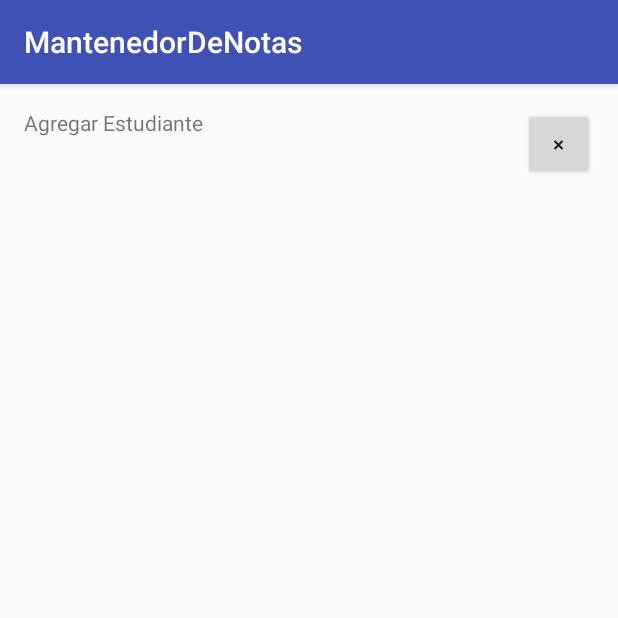
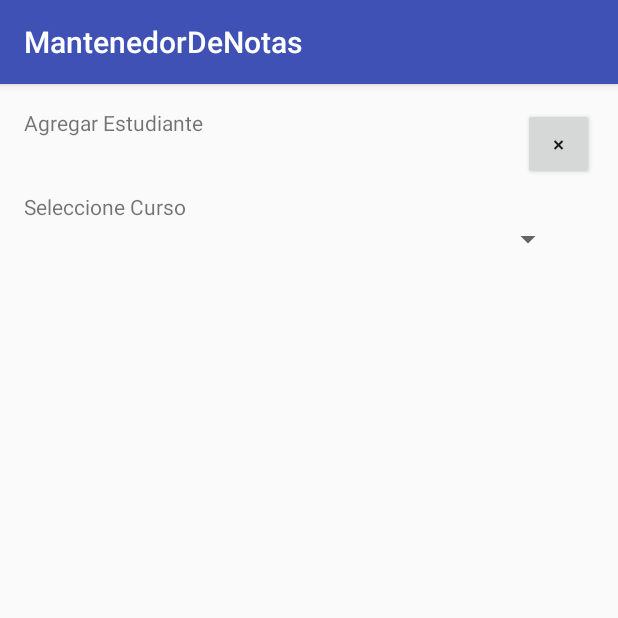
Before and after one commit to claudioDcv/duoc-android-notas, an Android app: the AddStudentActivity screen opened directly, with no data from a screen before it, on a phone screen of 412 x 824 dp, the top half of it. Run offline under Robolectric (Android 15) with nearby library versions, the phone set to English and light mode, and no system bars.

Commit message:
update file

```diff
--- a/project/app/src/main/AndroidManifest.xml
+++ b/project/app/src/main/AndroidManifest.xml
@@ -21,7 +21,8 @@
         <activity android:name=".AddEvaluationActivity" />
         <activity android:name=".CourseListActivity" />
         <activity android:name=".CourseItem" />
-        <activity android:name=".EditCourseActivity"></activity>
+        <activity android:name=".EditCourseActivity" />
+        <activity android:name=".ActivitySpinnerCourse"></activity>
     </application>
 
 </manifest>
--- a/project/app/src/main/java/com/dcv/claudio/mantenedordenotas/AddCourseActivity.java
+++ b/project/app/src/main/java/com/dcv/claudio/mantenedordenotas/AddCourseActivity.java
@@ -23,6 +23,11 @@ public class AddCourseActivity extends AppCompatActivity {
         EditText auxTitle = findViewById(R.id.txtCourseTitle);
         String title = auxTitle.getText().toString();
 
+        if (auxTitle.getText().toString().length() == 0){
+            auxTitle.setError("No puede estar vacio");
+            return;
+        }
+
         if(courseModel.getByTitle(title) != null) {
             System.out.println("Error");
             msg("Error, ya existe un curso llamado:" + title);
--- a/project/app/src/main/java/com/dcv/claudio/mantenedordenotas/AddStudentActivity.java
+++ b/project/app/src/main/java/com/dcv/claudio/mantenedordenotas/AddStudentActivity.java
@@ -3,6 +3,14 @@ package com.dcv.claudio.mantenedordenotas;
 import android.support.v7.app.AppCompatActivity;
 import android.os.Bundle;
 import android.view.View;
+import android.widget.ArrayAdapter;
+import android.widget.Spinner;
+
+import com.dcv.claudio.mantenedordenotas.db.models.CourseModel;
+import com.dcv.claudio.mantenedordenotas.objects.Course;
+
+import java.lang.reflect.Array;
+import java.util.ArrayList;
 
 public class AddStudentActivity extends AppCompatActivity {
 
@@ -10,6 +18,21 @@ public class AddStudentActivity extends AppCompatActivity {
     protected void onCreate(Bundle savedInstanceState) {
         super.onCreate(savedInstanceState);
         setContentView(R.layout.activity_add_student);
+
+        CourseModel courseModel = new CourseModel(this);
+        ArrayList<Course> courses = courseModel.getAll();
+
+        ArrayList<String> coursesStr = new ArrayList<String>();
+
+        for (Course c : courses) {
+            coursesStr.add(c.getTitle());
+        }
+
+        ArrayAdapter<String> arrayAdapter = new ArrayAdapter<String>(this, android.R.layout.simple_spinner_item, coursesStr);
+        // SPINNER
+        Spinner spinnerSelect = findViewById(R.id.spinner_course_select);
+        spinnerSelect.setAdapter(arrayAdapter);
+
     }
 
     public void closeAddStudent(View view) {
--- a/project/app/src/main/res/layout/activity_add_course.xml
+++ b/project/app/src/main/res/layout/activity_add_course.xml
@@ -54,6 +54,7 @@
         android:ems="10"
         android:inputType="textPersonName"
         android:labelFor="@id/courseTitleTitle"
+        android:maxLength="@integer/max_length"
         android:text="@string/content_description_void"
         app:layout_constraintStart_toStartOf="@+id/courseTitleTitle"
         app:layout_constraintTop_toBottomOf="@+id/courseTitleTitle"
--- a/project/app/src/main/res/layout/activity_add_student.xml
+++ b/project/app/src/main/res/layout/activity_add_student.xml
@@ -26,4 +26,25 @@
         android:text="@string/add_student"
         app:layout_constraintStart_toStartOf="parent"
         app:layout_constraintTop_toTopOf="parent" />
+
+    <Spinner
+        android:id="@+id/spinner_course_select"
+        android:layout_width="368dp"
+        android:layout_height="wrap_content"
+        android:layout_marginEnd="8dp"
+        android:layout_marginStart="8dp"
+        android:layout_marginTop="56dp"
+        app:layout_constraintEnd_toEndOf="parent"
+        app:layout_constraintHorizontal_bias="0.0"
+        app:layout_constraintStart_toStartOf="parent"
+        app:layout_constraintTop_toBottomOf="@+id/textView2" />
+
+    <TextView
+        android:id="@+id/textView4"
+        android:layout_width="wrap_content"
+        android:layout_height="wrap_content"
+        android:layout_marginStart="8dp"
+        android:text="@string/title_course_select"
+        app:layout_constraintBottom_toTopOf="@+id/spinner_course_select"
+        app:layout_constraintStart_toStartOf="@+id/spinner_course_select" />
 </android.support.constraint.ConstraintLayout>
--- /dev/null
+++ b/project/app/src/main/res/values/integers.xml
@@ -0,0 +1,4 @@
+<?xml version="1.0" encoding="utf-8"?>
+<resources>
+    <integer name="max_length">20</integer>
+</resources>
--- a/project/app/src/main/res/values/strings.xml
+++ b/project/app/src/main/res/values/strings.xml
@@ -13,4 +13,5 @@
     <string name="content_description_void" />
     <string name="next_icon">▶</string>
     <string name="id_void">-ID-</string>
+    <string name="title_course_select">Seleccione Curso</string>
 </resources>
--- a/project/build.gradle
+++ b/project/build.gradle
@@ -8,7 +8,6 @@ buildscript {
     }
     dependencies {
         classpath 'com.android.tools.build:gradle:3.0.1'
-
 
         // NOTE: Do not place your application dependencies here; they belong
         // in the individual module build.gradle files
```
Also changed, not shown: project/app/src/main/java/com/dcv/claudio/mantenedordenotas/ActivitySpinnerCourse.java (added, +13 -0 lines), project/app/src/main/java/com/dcv/claudio/mantenedordenotas/EditCourseActivity.java (+16 -0 lines), project/app/src/main/res/layout/activity_spinner_course.xml (added, +45 -0 lines).
